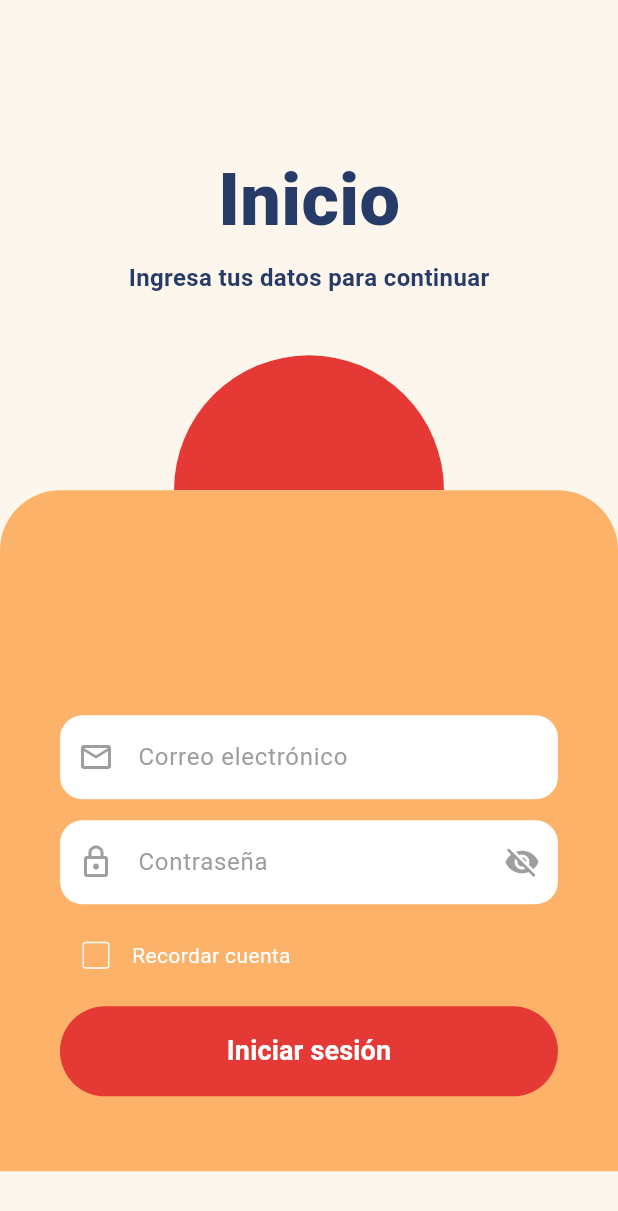
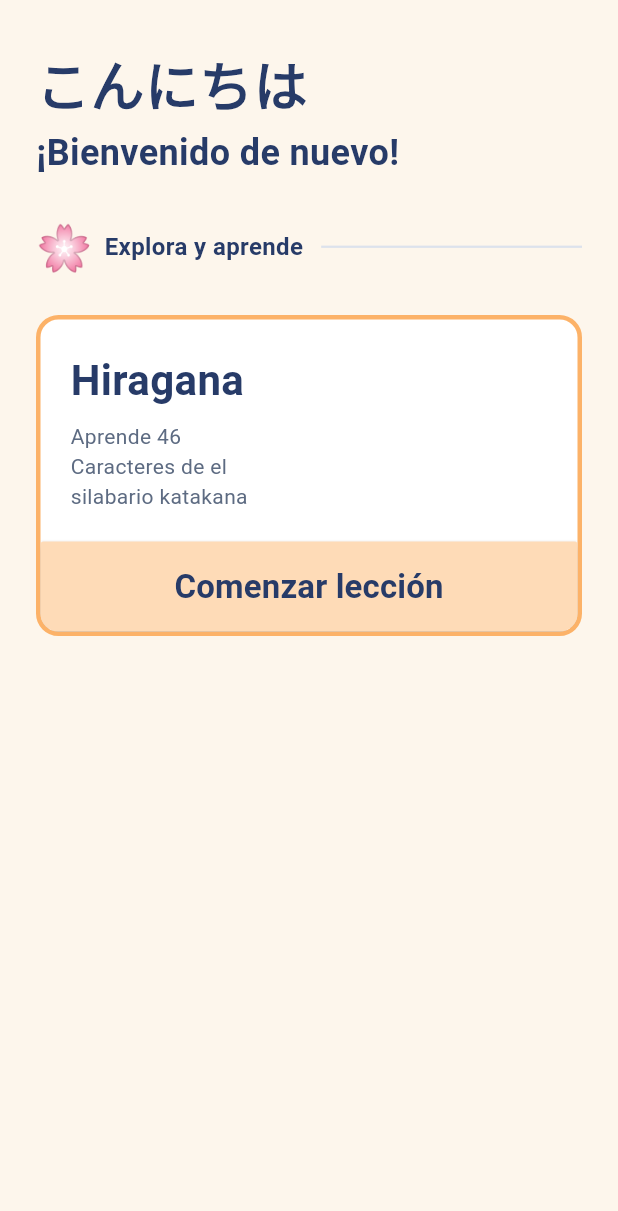
Before and after one commit to arturo2014act-a11y/Japanese_learning_app, a Flutter app: the LoginFormScreen screen opened directly, after a tap on "Iniciar sesión", on a phone screen of 412 x 824 dp. Shown: the top 1211 px of the screen. Run offline on Flutter 3.47's test engine with Material 3 defaults, Android fonts, the phone set to English and light mode, and no system bars; Roboto replaces fonts that are missing (Nunito, RoundedMplus1c).

Commit message:
feat(menu): create main menu screen with one card

```diff
--- a/flutter_application_1/lib/screens/login_form_screen.dart
+++ b/flutter_application_1/lib/screens/login_form_screen.dart
@@ -1,4 +1,5 @@
 import 'package:flutter/material.dart';
+import 'menu_screen.dart';
 
 class LoginFormScreen extends StatefulWidget {
   const LoginFormScreen({super.key});
@@ -162,7 +163,15 @@ class _LoginFormScreenState extends State<LoginFormScreen> {
                     shape: RoundedRectangleBorder(
                       borderRadius: BorderRadius.circular(30),
                     ),
-                    onPressed: () {},
+                    onPressed: () {
+                      //Pa enviarnos al menu screen, luego implementamos la validacion de usuario y contraseña
+                      Navigator.push(
+                        context,
+                        MaterialPageRoute(
+                          builder: (context) => const MenuScreen(),
+                        ),
+                      );
+                    },
                     child: const Text(
                       'Iniciar sesión',
                       style: TextStyle(
--- /dev/null
+++ b/flutter_application_1/lib/screens/menu_screen.dart
@@ -0,0 +1,151 @@
+import 'package:flutter/material.dart';
+
+class MenuScreen extends StatelessWidget {
+  const MenuScreen({super.key});
+
+  @override
+  Widget build(BuildContext context) {
+    return Scaffold(
+      backgroundColor: const Color(0xFFFDF6EC),
+      body: SafeArea(
+        child: Padding(
+          padding: const EdgeInsets.symmetric(horizontal: 24.0, vertical: 20.0),
+          child: Column(
+            crossAxisAlignment: CrossAxisAlignment.start,
+            children: [
+              const SizedBox(height: 10),
+
+              // titulo del menu
+              const Text(
+                'こんにちは',
+                style: TextStyle(
+                  fontSize: 36,
+                  fontWeight: FontWeight.bold,
+                  color: Color(0xFF273B68),
+                  fontFamily: 'RoundedMplus1c',
+                ),
+              ),
+
+              const SizedBox(height: 4),
+
+              // el bienvenido de nuevo
+              const Text(
+                '¡Bienvenido de nuevo!',
+                style: TextStyle(
+                  fontSize: 24,
+                  fontWeight: FontWeight.w600,
+                  color: Color(0xFF273B68),
+                ),
+              ),
+
+              const SizedBox(height: 24),
+
+              // madre de separador
+              Row(
+                children: [
+                  const Text(
+                    '🌸', // vamos a dejar el emoji we porque se ve mejor y es más facil xd
+                    style: TextStyle(
+                      fontSize: 30,
+                    ),
+                  ),
+                  const SizedBox(width: 8),
+                  const Text(
+                    'Explora y aprende',
+                    style: TextStyle(
+                      fontSize: 16,
+                      color: Color(0xFF273B68),
+                      fontFamily: 'Nunito',
+                      fontWeight: FontWeight.w600,
+                    ),
+                  ),
+                  // linea gris
+                  const SizedBox(width: 12),
+                  Expanded(
+                    child: Container(
+                      height: 1.5,
+                      color: const Color(0xFFDCE2EC),
+                    ),
+                  ),
+                ],
+              ),
+
+              const SizedBox(height: 24),
+
+              //Zona de las tarjetas para el menuuuuu, solo estetico por ahora, luego hacemos que jale a las lecciones y todo eso
+
+              // Tarjeta Hiragana
+              //El bloque de la tarjeta
+              Container(
+                decoration: BoxDecoration(
+                  color: Colors.white,
+                  borderRadius: BorderRadius.circular(15),
+                  border: Border.all(
+                    color: const Color.fromRGBO(252, 178, 104, 1),
+                    width: 3,
+                  ),
+                ),
+                //Lo que anda adentro de la tarjeta
+                child: ClipRRect(
+                  borderRadius: BorderRadius.circular(12),
+                  child: Column(
+                    crossAxisAlignment: CrossAxisAlignment.start,
+                    children: [
+                      Padding(
+                        padding: const EdgeInsets.all(20.0),
+                        child: Column(
+                          crossAxisAlignment: CrossAxisAlignment.start,
+                          children: const [
+                            Text(
+                              'Hiragana',
+                              style: TextStyle(
+                                fontSize: 28,
+                                fontWeight: FontWeight.w600,
+                                color: Color(0xFF273B68),
+                                fontFamily: 'Nunito',
+                              ),
+                            ),
+                            SizedBox(height: 8),
+                            Text(
+                              'Aprende 46\nCaracteres de el\nsilabario katakana',
+                              style: TextStyle(
+                                fontSize: 14,
+                                height: 1.4,
+                                color: Color(0xFF5D6B82),
+                                fontWeight: FontWeight.w400,
+                                fontFamily: 'Nunito',
+                              ),
+                            ),
+                          ],
+                        ),
+                      ),
+
+                      // Boton pa comenzar leccion
+                      MaterialButton(
+                        minWidth: double.infinity,
+                        height: 60,
+                        color: const Color.fromRGBO(254, 219, 183, 1),
+                        onPressed: () {
+                          // Envia a la pantalla de la leccion de hiragana implementar despues
+                        },
+                        child: const Text(
+                          'Comenzar lección',
+                          style: TextStyle(
+                            fontSize: 22,
+                            fontWeight: FontWeight.w600,
+                            color: Color(0xFF273B68),
+                            fontFamily: 'Nunito',
+                          ),
+                        ),
+                      ),
+                    ],
+                  ),
+                ),
+              ),
+            ],
+          ),
+        ),
+      ),
+    );
+  }
+}
```
